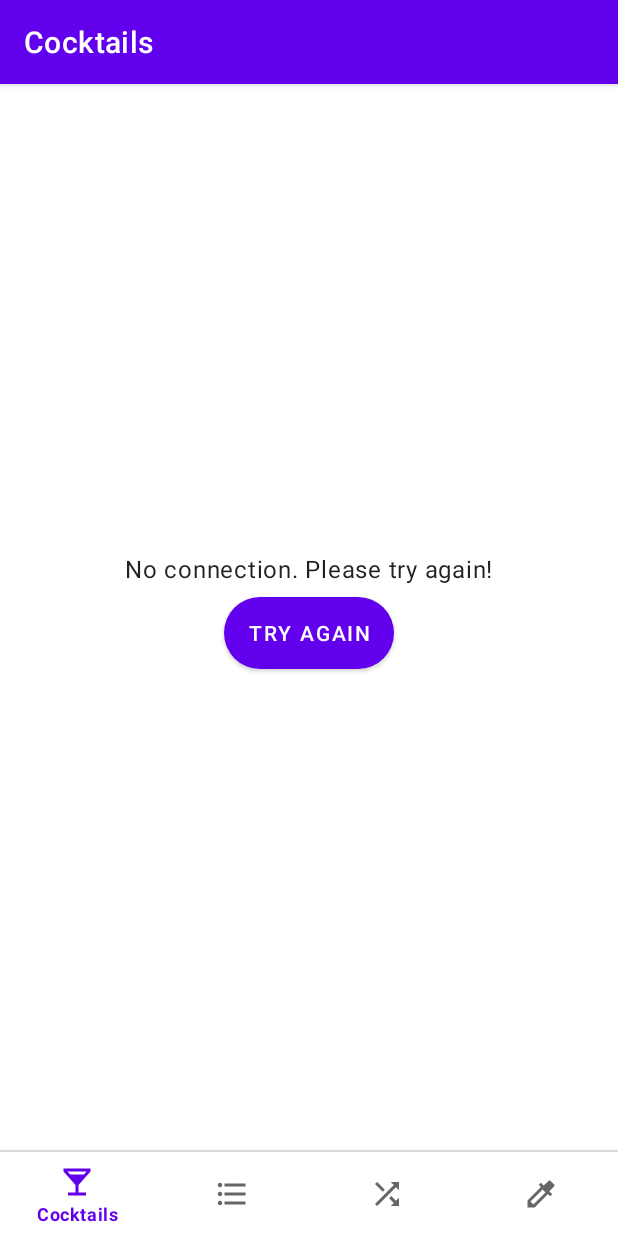
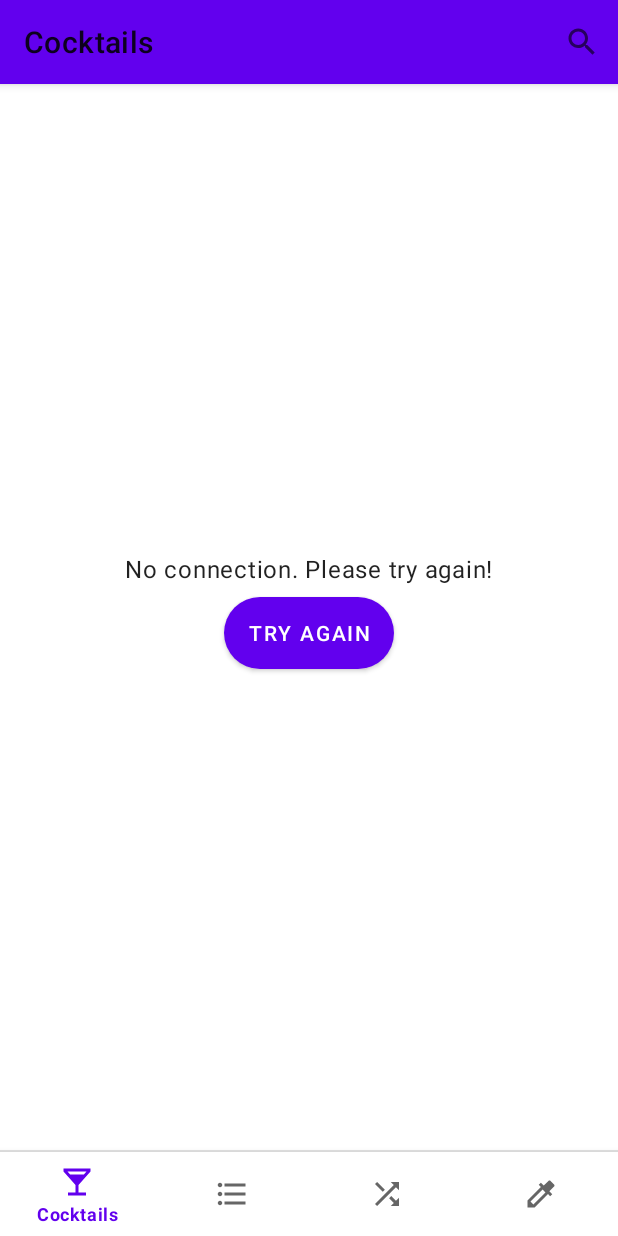
Before and after one commit to veselovvv/Drinks, an Android app: the screen it shows after launch (MainActivity), on a phone screen of 412 x 824 dp. Run offline under Robolectric (Android 15) with nearby library versions, the phone set to English and light mode, and no system bars; our stand-ins replace CircleImageView, Dagger/Hilt's generated code, navigation-ui; pictures from the network do not load.

Commit message:
Added search for cocktails

```diff
--- a/app/src/main/java/com/veselovvv/drinks/MainActivity.kt
+++ b/app/src/main/java/com/veselovvv/drinks/MainActivity.kt
@@ -3,8 +3,6 @@ package com.veselovvv.drinks
 import android.os.Bundle
 import androidx.appcompat.app.AppCompatActivity
 import androidx.navigation.findNavController
-import androidx.navigation.ui.AppBarConfiguration
-import androidx.navigation.ui.setupActionBarWithNavController
 import androidx.navigation.ui.setupWithNavController
 import com.google.android.material.bottomnavigation.BottomNavigationView
 import dagger.hilt.android.AndroidEntryPoint
@@ -15,15 +13,7 @@ class MainActivity : AppCompatActivity() {
         super.onCreate(savedInstanceState)
         setContentView(R.layout.activity_main)
 
-        val bottomNavigation = findViewById<BottomNavigationView>(R.id.bottom_navigation)
         val navController = findNavController(R.id.fragment_container_view)
-        val appBarConfiguration = AppBarConfiguration(setOf(
-            R.id.cocktailsFragment,
-            R.id.categoriesFragment,
-            R.id.randomCocktailFragment,
-            R.id.searchIngredientFragment
-        ))
-        setupActionBarWithNavController(navController, appBarConfiguration)
-        bottomNavigation.setupWithNavController(navController)
+        findViewById<BottomNavigationView>(R.id.bottom_navigation).setupWithNavController(navController)
     }
 }
--- a/app/src/main/java/com/veselovvv/drinks/data/cocktails/cloud/CocktailCloud.kt
+++ b/app/src/main/java/com/veselovvv/drinks/data/cocktails/cloud/CocktailCloud.kt
@@ -15,5 +15,6 @@ data class CocktailCloud(
     @SerializedName("strDrinkThumb")
     private val photoUrl: String
 ) : Object<CocktailData, ToCocktailMapper> {
+    fun getName() = name
     override fun map(mapper: ToCocktailMapper) = mapper.map(id, name, category, photoUrl)
 }
--- a/app/src/main/java/com/veselovvv/drinks/di/DomainModule.kt
+++ b/app/src/main/java/com/veselovvv/drinks/di/DomainModule.kt
@@ -31,6 +31,11 @@ class DomainModule {
     ): FetchCocktailsUseCase = FetchCocktailsUseCase(cocktailsRepository, mapper)
 
     @Provides
+    fun provideSearchCocktailsUseCase(
+        cocktailsRepository: CocktailsRepository, mapper: CocktailsDataToDomainMapper
+    ): SearchCocktailsUseCase = SearchCocktailsUseCase(cocktailsRepository, mapper)
+
+    @Provides
     fun provideResourceProvider(@ApplicationContext context: Context): ResourceProvider =
         ResourceProvider.Base(context)
 
--- a/app/src/main/java/com/veselovvv/drinks/domain/cocktails/CocktailsRepository.kt
+++ b/app/src/main/java/com/veselovvv/drinks/domain/cocktails/CocktailsRepository.kt
@@ -4,4 +4,5 @@ import com.veselovvv.drinks.data.cocktails.CocktailsData
 
 interface CocktailsRepository {
     suspend fun fetchCocktails(): CocktailsData
+    suspend fun searchCocktails(query: String): CocktailsData
 }
--- /dev/null
+++ b/app/src/main/java/com/veselovvv/drinks/domain/cocktails/SearchCocktailsUseCase.kt
@@ -0,0 +1,10 @@
+package com.veselovvv.drinks.domain.cocktails
+
+import com.veselovvv.drinks.data.cocktails.CocktailsDataToDomainMapper
+
+class SearchCocktailsUseCase(
+    private val cocktailsRepository: CocktailsRepository,
+    private val mapper: CocktailsDataToDomainMapper
+) {
+    suspend fun execute(query: String) = cocktailsRepository.searchCocktails(query).map(mapper)
+}
--- a/app/src/main/java/com/veselovvv/drinks/presentation/cocktails/CocktailsFragment.kt
+++ b/app/src/main/java/com/veselovvv/drinks/presentation/cocktails/CocktailsFragment.kt
@@ -4,6 +4,9 @@ import android.os.Bundle
 import android.view.LayoutInflater
 import android.view.View
 import android.view.ViewGroup
+import androidx.appcompat.widget.SearchView
+import androidx.appcompat.widget.Toolbar
+import androidx.core.view.isEmpty
 import androidx.fragment.app.Fragment
 import androidx.fragment.app.viewModels
 import androidx.recyclerview.widget.DividerItemDecoration
@@ -16,8 +19,7 @@ import dagger.hilt.android.AndroidEntryPoint
 @AndroidEntryPoint
 class CocktailsFragment : Fragment() {
     private val viewModel: CocktailsViewModel by viewModels()
-    private lateinit var recyclerView: RecyclerView // TODO add Toolbar?
-    private lateinit var swipeToRefreshLayout: SwipeRefreshLayout
+    private lateinit var toolbar: Toolbar
 
     override fun onCreateView(
         inflater: LayoutInflater, container: ViewGroup?, savedInstanceState: Bundle?
@@ -26,28 +28,63 @@ class CocktailsFragment : Fragment() {
     override fun onViewCreated(view: View, savedInstanceState: Bundle?) {
         super.onViewCreated(view, savedInstanceState)
 
-        val adapter = DrinksAdapter(
-            object : Retry {
+        val adapter = DrinksAdapter(object : Retry {
                 override fun tryAgain() = viewModel.fetchCocktails()
             }
         )
 
-        swipeToRefreshLayout = view.findViewById(R.id.cocktails_swipe_to_refresh)
+        toolbar = view.findViewById(R.id.cocktails_toolbar)
+        with(toolbar) {
+            title = getString(R.string.cocktails)
+            inflateMenu(R.menu.cocktails_toolbar_menu)
+            setOnMenuItemClickListener {
+                when (it.itemId) {
+                    R.id.action_search -> {
+                        (it.actionView as SearchView).apply {
+                            queryHint = getString(R.string.search_cocktails)
+                            setOnQueryTextListener(SearchCocktailsListener())
+                        }
+                        true
+                    } else -> false
+                }
+            }
+        }
+
+        val swipeToRefreshLayout = view.findViewById<SwipeRefreshLayout>(R.id.cocktails_swipe_to_refresh)
         swipeToRefreshLayout.setOnRefreshListener {
             refreshUi(adapter)
             swipeToRefreshLayout.isRefreshing = false
         }
 
-        recyclerView = view.findViewById(R.id.cocktails_recycler_view)
-        recyclerView.apply {
+        view.findViewById<RecyclerView>(R.id.cocktails_recycler_view).apply {
             this.adapter = adapter
             addItemDecoration(DividerItemDecoration(requireContext(), DividerItemDecoration.VERTICAL))
         }
         refreshUi(adapter)
     }
 
+    override fun onStart() {
+        super.onStart()
+        if (toolbar.menu.isEmpty()) toolbar.inflateMenu(R.menu.cocktails_toolbar_menu)
+    }
+
+    override fun onPause() {
+        super.onPause()
+        toolbar.menu.clear()
+    }
+
     private fun refreshUi(adapter: DrinksAdapter) {
         viewModel.observe(this, { adapter.update(it) })
         viewModel.fetchCocktails()
     }
+
+    private inner class SearchCocktailsListener : SearchView.OnQueryTextListener {
+        override fun onQueryTextSubmit(query: String?) = find(query)
+        override fun onQueryTextChange(newText: String?) = find(newText)
+
+        private fun find(query: String?): Boolean {
+            viewModel.searchCocktails(query.toString())
+            return !query.isNullOrEmpty()
+        }
+    }
 }
--- a/app/src/main/java/com/veselovvv/drinks/presentation/cocktails/CocktailsUi.kt
+++ b/app/src/main/java/com/veselovvv/drinks/presentation/cocktails/CocktailsUi.kt
@@ -1,10 +1,8 @@
 package com.veselovvv.drinks.presentation.cocktails
 
-import com.veselovvv.drinks.core.ErrorType
 import com.veselovvv.drinks.core.Object
 import com.veselovvv.drinks.domain.cocktails.CocktailDomain
 import com.veselovvv.drinks.domain.cocktails.CocktailDomainToUiMapper
-import com.veselovvv.drinks.domain.cocktails.CocktailsDomainToUiMapper
 
 sealed class CocktailsUi : Object<Unit, CocktailsCommunication> {
     class Success(
--- /dev/null
+++ b/app/src/main/res/drawable/ic_baseline_search_24.xml
@@ -0,0 +1,10 @@
+<vector xmlns:android="http://schemas.android.com/apk/res/android"
+    android:width="24dp"
+    android:height="24dp"
+    android:viewportWidth="24"
+    android:viewportHeight="24"
+    android:tint="?attr/colorControlNormal">
+  <path
+      android:fillColor="@android:color/white"
+      android:pathData="M15.5,14h-0.79l-0.28,-0.27C15.41,12.59 16,11.11 16,9.5 16,5.91 13.09,3 9.5,3S3,5.91 3,9.5 5.91,16 9.5,16c1.61,0 3.09,-0.59 4.23,-1.57l0.27,0.28v0.79l5,4.99L20.49,19l-4.99,-5zM9.5,14C7.01,14 5,11.99 5,9.5S7.01,5 9.5,5 14,7.01 14,9.5 11.99,14 9.5,14z"/>
+</vector>
--- a/app/src/main/res/layout/fragment_cocktails.xml
+++ b/app/src/main/res/layout/fragment_cocktails.xml
@@ -6,6 +6,17 @@
     android:layout_height="match_parent"
     android:orientation="vertical"
     tools:context=".presentation.cocktails.CocktailsFragment">
+
+    <com.google.android.material.appbar.AppBarLayout
+        android:layout_width="match_parent"
+        android:layout_height="wrap_content">
+
+        <androidx.appcompat.widget.Toolbar
+            android:id="@+id/cocktails_toolbar"
+            android:layout_width="match_parent"
+            android:layout_height="wrap_content"
+            android:minHeight="?attr/actionBarSize" />
+    </com.google.android.material.appbar.AppBarLayout>
 
     <androidx.swiperefreshlayout.widget.SwipeRefreshLayout
         android:id="@+id/cocktails_swipe_to_refresh"
--- /dev/null
+++ b/app/src/main/res/menu/cocktails_toolbar_menu.xml
@@ -0,0 +1,10 @@
+<?xml version="1.0" encoding="utf-8"?>
+<menu xmlns:android="http://schemas.android.com/apk/res/android"
+    xmlns:app="http://schemas.android.com/apk/res-auto">
+
+    <item android:id="@+id/action_search"
+        android:title="@string/search_cocktails"
+        android:icon="@drawable/ic_baseline_search_24"
+        app:showAsAction="always|collapseActionView"
+        app:actionViewClass="androidx.appcompat.widget.SearchView" />
+</menu>
--- a/app/src/main/res/values-night/themes.xml
+++ b/app/src/main/res/values-night/themes.xml
@@ -1,6 +1,6 @@
 <resources xmlns:tools="http://schemas.android.com/tools">
     <!-- Base application theme. -->
-    <style name="Theme.Drinks" parent="Theme.MaterialComponents.DayNight.DarkActionBar">
+    <style name="Theme.Drinks" parent="Theme.MaterialComponents.DayNight.NoActionBar">
         <!-- Primary brand color. -->
         <item name="colorPrimary">@color/purple_200</item>
         <item name="colorPrimaryVariant">@color/purple_700</item>
--- a/app/src/main/res/values/strings.xml
+++ b/app/src/main/res/values/strings.xml
@@ -8,4 +8,5 @@
     <string name="service_unavailable_message">Service unavailable. Please try again!</string>
     <string name="no_connection_message">No connection. Please try again!</string>
     <string name="something_went_wrong">Something went wrong. Please try again!</string>
+    <string name="search_cocktails">Search cocktails</string>
 </resources>
--- a/app/src/main/res/values/themes.xml
+++ b/app/src/main/res/values/themes.xml
@@ -1,6 +1,6 @@
 <resources xmlns:tools="http://schemas.android.com/tools">
     <!-- Base application theme. -->
-    <style name="Theme.Drinks" parent="Theme.MaterialComponents.DayNight.DarkActionBar">
+    <style name="Theme.Drinks" parent="Theme.MaterialComponents.DayNight.NoActionBar">
         <!-- Primary brand color. -->
         <item name="colorPrimary">@color/purple_500</item>
         <item name="colorPrimaryVariant">@color/purple_700</item>
```
Also changed, not shown: app/src/main/java/com/veselovvv/drinks/data/cocktails/BaseCocktailsRepository.kt (+10 -0 lines), app/src/main/java/com/veselovvv/drinks/presentation/cocktails/CocktailsViewModel.kt (+13 -0 lines), app/src/main/java/com/veselovvv/drinks/domain/cocktails/FetchCocktailsUseCase.kt (renamed from app/src/main/java/com/veselovvv/drinks/domain/cocktails/GetCocktailsUseCase.kt).
